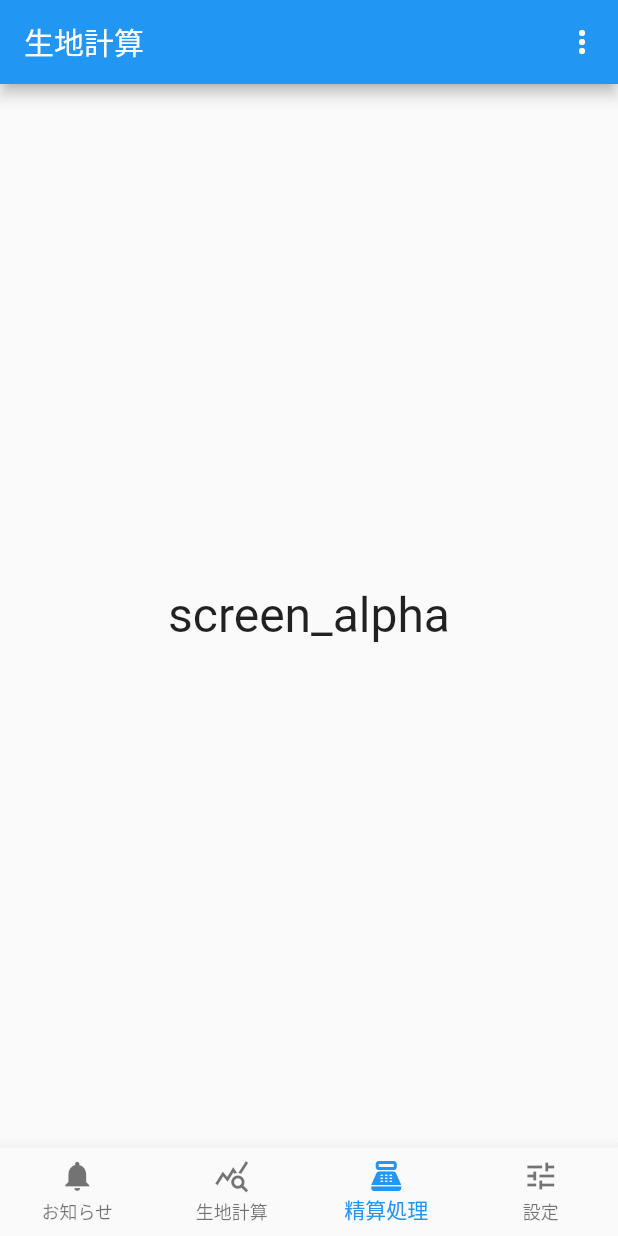
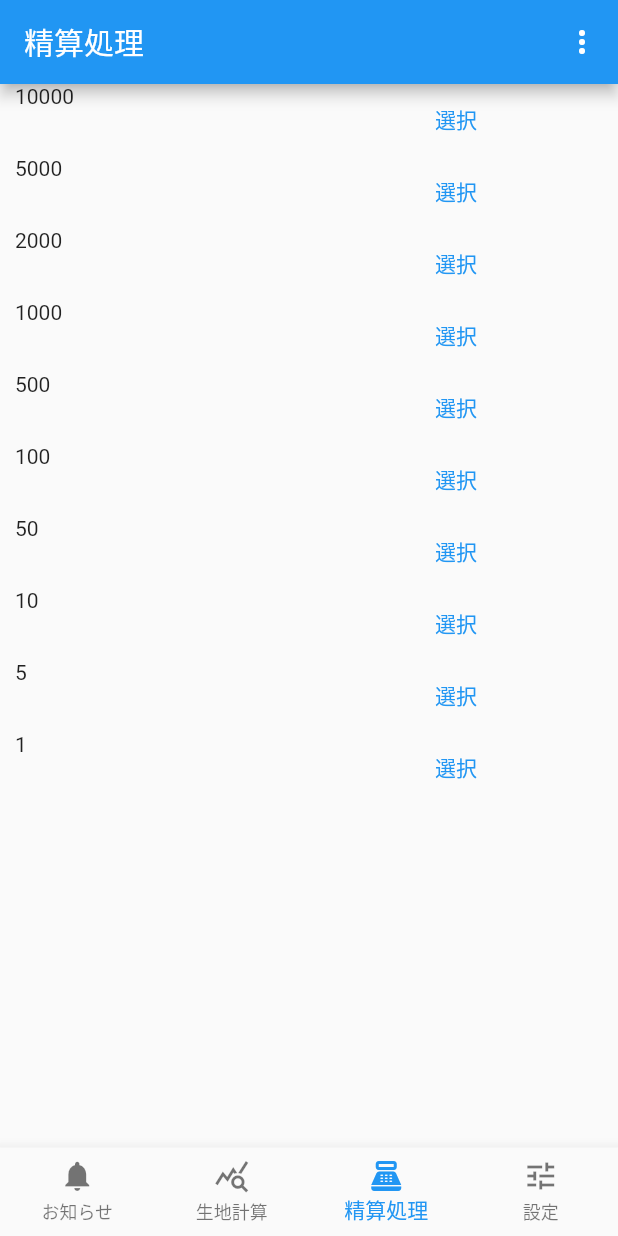
Before and after one commit to hotkyou/creampapa, a Flutter app: the screen it shows after launch, item 3 of the bottom bar chosen, on a phone screen of 412 x 824 dp. Run offline on Flutter 3.47's test engine with Material 2 defaults, Android fonts, the phone set to English and light mode, and no system bars; our stand-ins replace cloud_firestore, firebase_core; missing offline and left inert: flutter_picker; accounts and stored records are empty.

Commit message:
add-registertable

```diff
--- a/lib/navigation.dart
+++ b/lib/navigation.dart
@@ -1,8 +1,8 @@
 import 'package:flutter/material.dart';
 
 import 'package:creampapa/screens/home.dart';
-import 'package:creampapa/screens/material_cal.dart';
-import 'package:creampapa/screens/product_settings.dart';
+import 'package:creampapa/screens/register.dart';
+import 'package:creampapa/screens/material_list.dart';
 import 'package:creampapa/screens/setting.dart';
 
 class MyApp extends StatelessWidget {
@@ -31,7 +31,7 @@ class _MyStatefulWidgetState extends State<MyStatefulWidget> {
   static const _screens = [
     HomeScreen(), //お知らせ
     ScreenBeta(), //生地計算
-    ScreenAlpha(), //精算処理
+    CloseRegister(), //精算処理
     SettingScreen(), //設定
   ];
 
--- a/lib/screens/home.dart
+++ b/lib/screens/home.dart
@@ -7,7 +7,7 @@ class HomeScreen extends StatelessWidget {
   Widget build(BuildContext context) {
     return Scaffold(
         appBar: AppBar(
-          title: const Text('今日の売り上げ予測'),
+          title: const Text('お知らせ'),
         ),
         body: const Center(
           child: Text(
--- a/lib/screens/material_cal.dart
+++ /dev/null
@@ -1,31 +0,0 @@
-import 'package:creampapa/screens/edit_material.dart';
-import 'package:flutter/material.dart';
-
-class ScreenAlpha extends StatelessWidget {
-  const ScreenAlpha({Key? key}) : super(key: key);
-
-  @override
-  Widget build(BuildContext context) {
-    return Scaffold(
-        appBar: AppBar(
-          title: const Text('生地計算'),
-          actions: <Widget>[
-            IconButton(
-              onPressed: () {
-                Navigator.push(
-                    context,
-                    MaterialPageRoute(
-                        builder: (context) => const EditMaterial()));
-              },
-              icon: const Icon(Icons.more_vert),
-            ),
-          ],
-        ),
-        body: const Center(
-          child: Text(
-            'screen_alpha',
-            style: TextStyle(fontSize: 32.0),
-          ),
-        ));
-  }
-}
--- /dev/null
+++ b/lib/screens/register.dart
@@ -0,0 +1,76 @@
+import 'package:creampapa/screens/material_edit.dart';
+import 'package:flutter/material.dart';
+import 'package:flutter_picker/flutter_picker.dart';
+
+class CloseRegister extends StatefulWidget {
+  const CloseRegister({Key? key}) : super(key: key);
+  @override
+  createState() => Register();
+}
+
+class Register extends State<CloseRegister> {
+  static const money = [
+    '10000',
+    '5000',
+    '2000',
+    '1000',
+    '500',
+    '100',
+    '50',
+    '10',
+    '5',
+    '1'
+  ];
+
+  @override
+  Widget build(BuildContext context) {
+    return Scaffold(
+      appBar: AppBar(
+        title: const Text('精算処理'),
+        actions: <Widget>[
+          IconButton(
+            onPressed: () {
+              Navigator.push(
+                  context,
+                  MaterialPageRoute(
+                      builder: (context) => const EditMaterial()));
+            },
+            icon: const Icon(Icons.more_vert),
+          ),
+        ],
+      ),
+      body: Padding(
+        padding: const EdgeInsets.symmetric(horizontal: 10),
+        child: Table(
+          children: [
+            for (String money in money)
+              TableRow(children: [
+                Text(money),
+                TextButton(
+                  onPressed: () {
+                    showPicker(context);
+                  },
+                  child: const Text('選択'),
+                ),
+              ]),
+          ],
+        ),
+      ),
+    );
+  }
+
+  showPicker(BuildContext context) async {
+    Picker picker = Picker(
+        adapter: PickerDataAdapter<String>(pickerData: money),
+        changeToFirst: false,
+        textAlign: TextAlign.left,
+        textStyle: const TextStyle(color: Colors.blue),
+        selectedTextStyle: const TextStyle(color: Colors.red),
+        columnPadding: const EdgeInsets.all(8.0),
+        onConfirm: (Picker picker, List value) {
+          print(value.toString());
+          print(picker.getSelectedValues());
+        });
+    picker.showBottomSheet(context);
+  }
+}
--- a/pubspec.yaml
+++ b/pubspec.yaml
@@ -39,6 +39,7 @@ dependencies:
   firebase_core: ^2.13.1
   cloud_firestore: ^4.8.0
   provider: ^6.0.5
+  flutter_picker: ^2.1.0
 
 dev_dependencies:
   flutter_test:
```
Also changed, not shown: lib/screens/material_list.dart (added, +78 -0 lines), lib/screens/product_settings.dart (deleted, +0 -62 lines), lib/firebase_options.dart (deleted), lib/screens/material_edit.dart (renamed from lib/screens/edit_material.dart), lib/screens/product_edit.dart (renamed from lib/screens/edit_product.dart), pubspec.lock, 1 other file.
